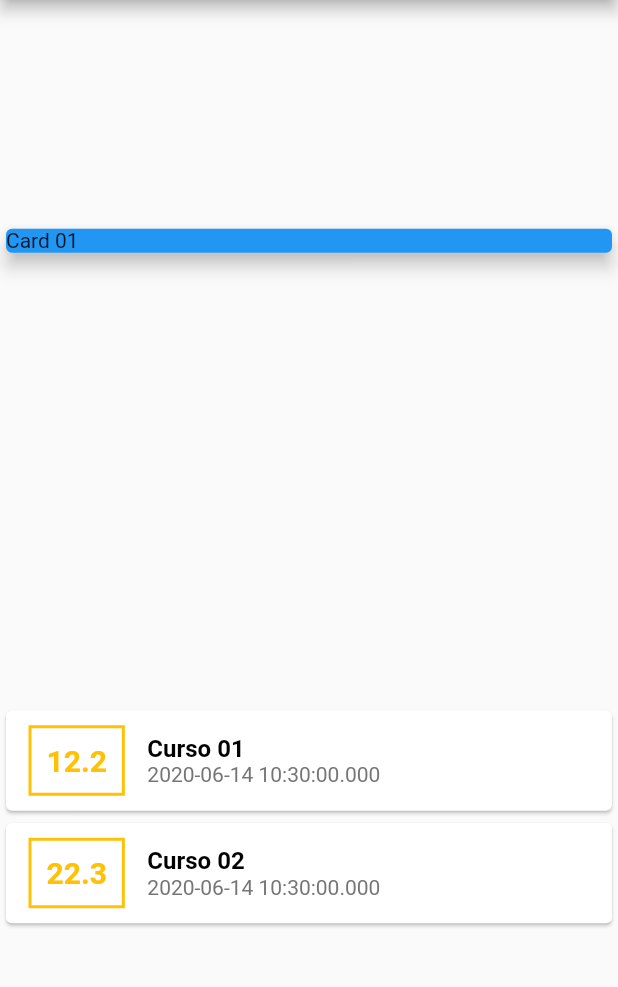
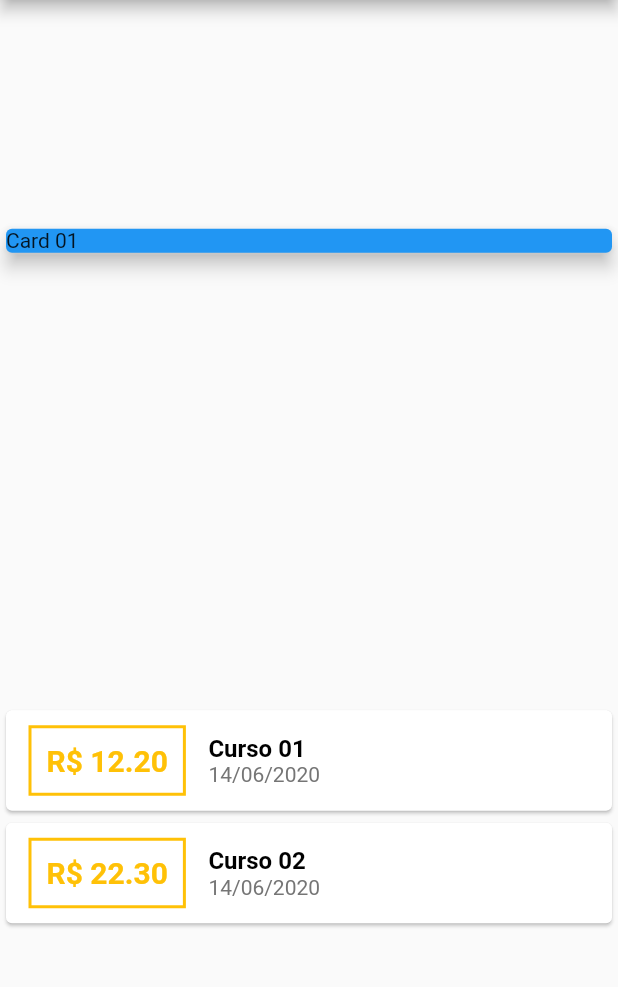
Before and after one commit to kalebrozo/despesas, a Flutter app: the screen it shows after launch, on a phone screen of 412 x 824 dp, the part 84-1071 px from its top. Run offline on Flutter 3.47's test engine with Material 2 defaults, Android fonts, the phone set to English and light mode, and no system bars.

```diff
--- a/lib/main.dart
+++ b/lib/main.dart
@@ -1,5 +1,6 @@
 import './models/transaction.dart';
 import 'package:flutter/material.dart';
+import 'package:intl/intl.dart';
 
 main() => runApp(DespesasApp());
 
@@ -63,7 +64,7 @@ class MyHomePage extends StatelessWidget {
                     )),
                     padding: EdgeInsets.all(10),
                     child: Text(
-                      tr.value.toString(),
+                      'R\$ ${tr.value.toStringAsFixed(2)}',
                       style: TextStyle(
                         fontWeight: FontWeight.bold,
                         fontSize: 20,
@@ -82,7 +83,7 @@ class MyHomePage extends StatelessWidget {
                             fontWeight: FontWeight.bold),
                       ),
                       Text(
-                        tr.date.toString(),
+                        DateFormat('d/MM/y').format(tr.date),
                          style: TextStyle(
                           color: Colors.grey[600],
                           fontSize: 14,
--- a/pubspec.yaml
+++ b/pubspec.yaml
@@ -23,7 +23,7 @@ environment:
 dependencies:
   flutter:
     sdk: flutter
-
+  intl: 0.16.1
 
   # The following adds the Cupertino Icons font to your application.
   # Use with the CupertinoIcons class for iOS style icons.
```
Also changed, not shown: pubspec.lock.
